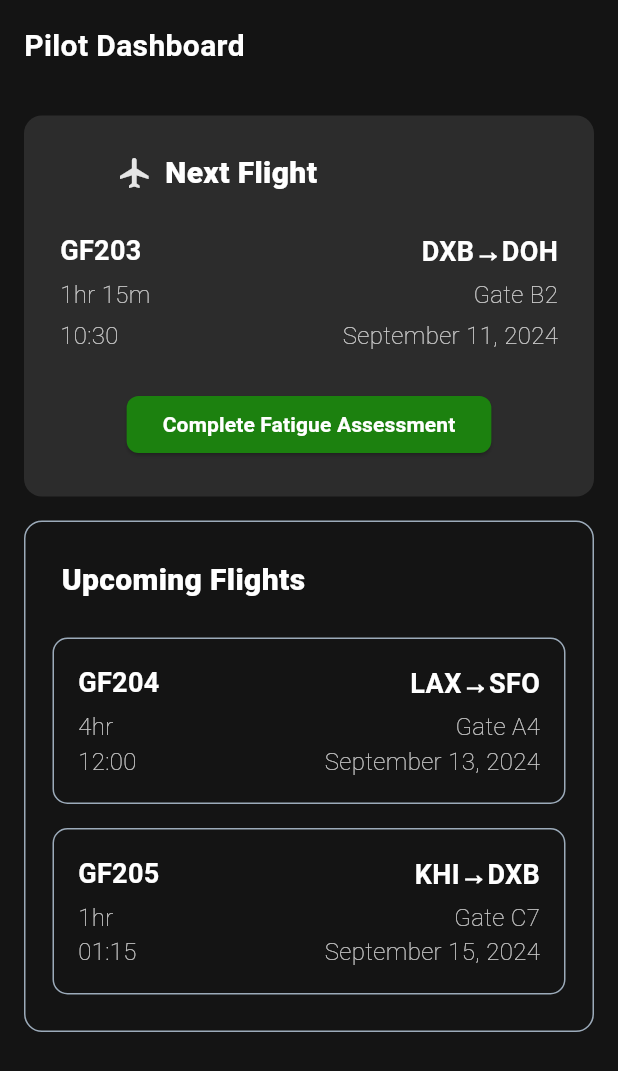
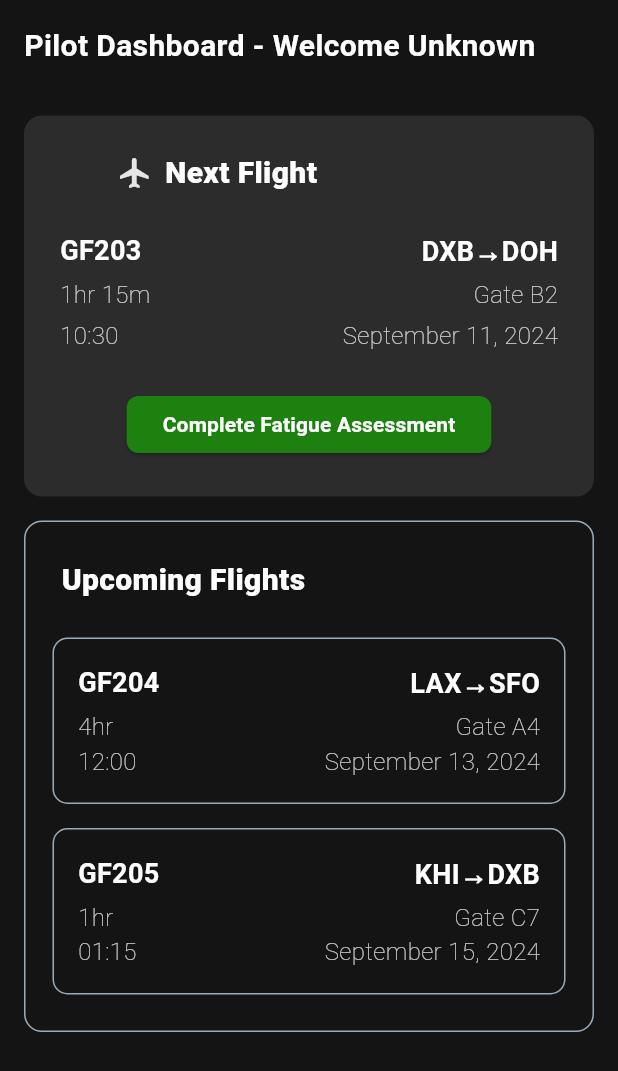
Before and after one commit to TalhaShahid004/Pilot-Fatigue-Management-System-DBMS, a Flutter app: the DashboardScreen screen opened by its route, on a phone screen of 412 x 824 dp. Shown: the top 1071 px of the screen. Run offline on Flutter 3.47's test engine with Material 3 defaults, Android fonts, the phone set to English and light mode, and no system bars.

Commit message:
used username in dashboard.

```diff
--- a/src/lib/Pilot Screens/dashboard.dart
+++ b/src/lib/Pilot Screens/dashboard.dart
@@ -5,6 +5,13 @@ class DashboardScreen extends StatelessWidget {
 
   @override
   Widget build(BuildContext context) {
+    // added this:
+    // Extract arguments from ModalRoute
+    final args =
+        ModalRoute.of(context)?.settings.arguments as Map<String, String>?;
+    final username = args?['username'] ?? 'Unknown';
+    final password = args?['password'] ?? 'Unknown';
+
     return Scaffold(
       backgroundColor: const Color(0xFF141414),
       body: SafeArea(
@@ -12,11 +19,11 @@ class DashboardScreen extends StatelessWidget {
           child: Column(
             crossAxisAlignment: CrossAxisAlignment.start,
             children: [
-              const Padding(
-                padding: EdgeInsets.all(16.0),
+              Padding(
+                padding: const EdgeInsets.all(16.0),
                 child: Text(
-                  'Pilot Dashboard',
-                  style: TextStyle(
+                  'Pilot Dashboard - Welcome $username',
+                  style: const TextStyle(
                     fontSize: 20,
                     fontWeight: FontWeight.w700,
                     color: Colors.white,
```
Also changed, not shown: src/lib/Authentication Screens/login.dart (+9 -1 lines).
